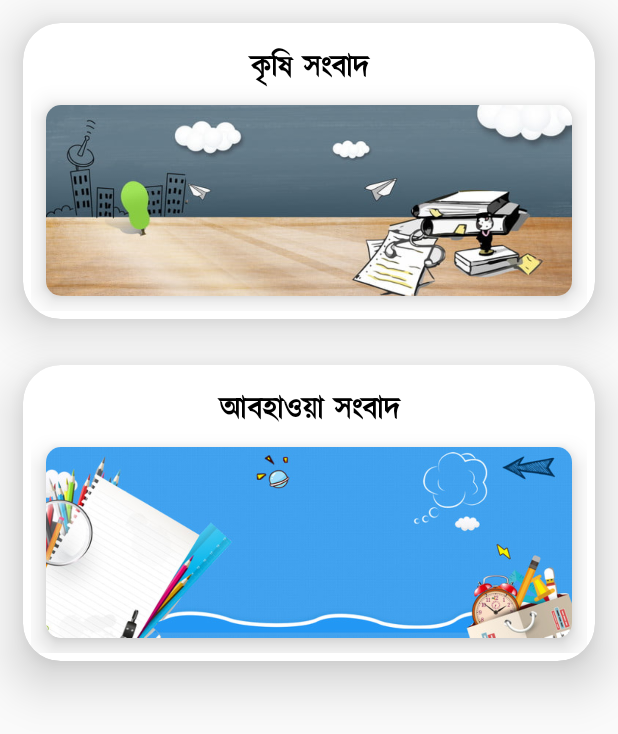
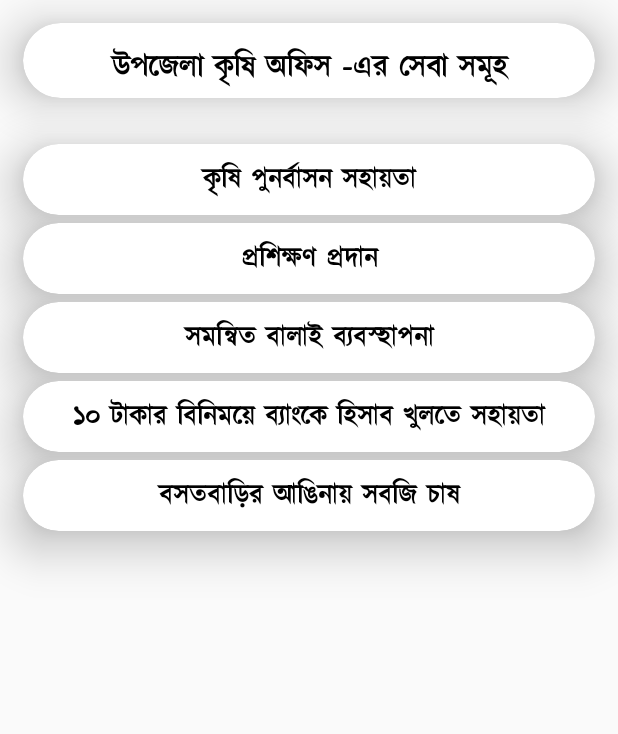
Before and after one commit to Trodev-IT/Smart_Krishi, an Android app: the layout fragment_news.xml on its own in the app's theme, with its tools: preview values and no code run, on a phone screen of 412 x 824 dp. Shown: the top 734 px of the screen. Run offline under Robolectric (Android 15) with nearby library versions, the phone set to English and light mode, and no system bars.

Commit message:
update version

```diff
--- a/app/build.gradle
+++ b/app/build.gradle
@@ -11,8 +11,8 @@ android {
         applicationId "com.trodev.smartkrishi"
         minSdk 24
         targetSdk 34
-        versionCode 3
-        versionName "3.0"
+        versionCode 4
+        versionName "4.0"
 
         testInstrumentationRunner "androidx.test.runner.AndroidJUnitRunner"
     }
--- a/app/src/main/java/com/trodev/smartkrishi/MainActivity.java
+++ b/app/src/main/java/com/trodev/smartkrishi/MainActivity.java
@@ -122,7 +122,7 @@ public class MainActivity extends AppCompatActivity {
                 }
 
                 if (i == 2) {
-                    setTitle("সংবাদ সমুহ");
+                    setTitle("কৃষি সুবিধা");
                     FragmentManager fragmentManager = getSupportFragmentManager();
                     FragmentTransaction fragmentTransaction = fragmentManager.beginTransaction();
                     fragmentTransaction.replace(R.id.frameLayout, new NewsFragment());
--- a/app/src/main/java/com/trodev/smartkrishi/fragment/NewsFragment.java
+++ b/app/src/main/java/com/trodev/smartkrishi/fragment/NewsFragment.java
@@ -34,25 +34,6 @@ public class NewsFragment extends Fragment {
         // Inflate the layout for this fragment
         View view= inflater.inflate(R.layout.fragment_news, container, false);
 
-        news= view.findViewById(R.id.news);
-        weather= view.findViewById(R.id.weather);
-
-        news.setOnClickListener(new View.OnClickListener() {
-            @Override
-            public void onClick(View v) {
-                Toast.makeText(getActivity(), "Agriculture News Portal", Toast.LENGTH_SHORT).show();
-                startActivity(new Intent(getContext(), NewsActivity.class));
-            }
-        });
-
-        weather.setOnClickListener(new View.OnClickListener() {
-            @Override
-            public void onClick(View v) {
-                Toast.makeText(getActivity(), "Weather News Portal", Toast.LENGTH_SHORT).show();
-                startActivity(new Intent(getContext(), WeatherActivity.class));
-            }
-        });
-
         return view;
     }
 }
--- a/app/src/main/res/layout/fragment_news.xml
+++ b/app/src/main/res/layout/fragment_news.xml
@@ -31,29 +31,10 @@
                     android:layout_marginTop="10dp"
                     android:fontFamily="@font/kalpurush"
                     android:gravity="center"
-                    android:text="কৃষি সংবাদ"
+                    android:text="উপজেলা কৃষি অফিস -এর সেবা সমূহ"
                     android:textColor="@color/black"
                     android:textSize="20sp"
                     android:textStyle="bold" />
-
-                <androidx.cardview.widget.CardView
-                    android:layout_width="match_parent"
-                    android:layout_height="wrap_content"
-                    android:layout_margin="10dp"
-                    app:cardCornerRadius="10dp"
-                    app:cardElevation="10dp">
-
-                    <ImageView
-                        android:id="@+id/news"
-                        android:layout_width="match_parent"
-                        android:layout_height="wrap_content"
-                        android:layout_gravity="center"
-                        android:adjustViewBounds="true"
-                        android:scaleType="fitXY"
-                        android:src="@drawable/news1" />
-
-                </androidx.cardview.widget.CardView>
-
 
             </LinearLayout>
 
@@ -62,7 +43,9 @@
         <androidx.cardview.widget.CardView
             android:layout_width="match_parent"
             android:layout_height="wrap_content"
-            android:layout_margin="15dp"
+            android:layout_marginTop="15dp"
+            android:layout_marginStart="15dp"
+            android:layout_marginEnd="15dp"
             app:cardCornerRadius="25dp"
             app:cardElevation="20dp">
 
@@ -76,32 +59,137 @@
                 <TextView
                     android:layout_width="match_parent"
                     android:layout_height="wrap_content"
-                    android:layout_marginTop="10dp"
+                    android:layout_margin="5dp"
                     android:fontFamily="@font/kalpurush"
                     android:gravity="center"
-                    android:text="আবহাওয়া সংবাদ"
+                    android:text="কৃষি পুনর্বাসন সহায়তা"
                     android:textColor="@color/black"
-                    android:textSize="20sp"
+                    android:textSize="18sp"
                     android:textStyle="bold" />
 
-                <androidx.cardview.widget.CardView
+            </LinearLayout>
+
+        </androidx.cardview.widget.CardView>
+
+        <androidx.cardview.widget.CardView
+            android:layout_width="match_parent"
+            android:layout_height="wrap_content"
+            android:layout_marginTop="5dp"
+            android:layout_marginStart="15dp"
+            android:layout_marginEnd="15dp"
+            app:cardCornerRadius="25dp"
+            app:cardElevation="20dp">
+
+
+            <LinearLayout
+                android:layout_width="match_parent"
+                android:layout_height="wrap_content"
+                android:layout_margin="5dp"
+                android:orientation="vertical">
+
+                <TextView
                     android:layout_width="match_parent"
                     android:layout_height="wrap_content"
-                    android:layout_margin="10dp"
-                    app:cardCornerRadius="10dp"
-                    app:cardElevation="10dp">
+                    android:layout_margin="5dp"
+                    android:fontFamily="@font/kalpurush"
+                    android:gravity="center"
+                    android:text="প্রশিক্ষণ প্রদান"
+                    android:textColor="@color/black"
+                    android:textSize="18sp"
+                    android:textStyle="bold" />
 
-                    <ImageView
-                        android:id="@+id/weather"
-                        android:layout_width="match_parent"
-                        android:layout_height="wrap_content"
-                        android:layout_gravity="center"
-                        android:adjustViewBounds="true"
-                        android:scaleType="fitXY"
-                        android:src="@drawable/weather1" />
+            </LinearLayout>
 
-                </androidx.cardview.widget.CardView>
+        </androidx.cardview.widget.CardView>
 
+        <androidx.cardview.widget.CardView
+            android:layout_width="match_parent"
+            android:layout_height="wrap_content"
+            android:layout_marginTop="5dp"
+            android:layout_marginStart="15dp"
+            android:layout_marginEnd="15dp"
+            app:cardCornerRadius="25dp"
+            app:cardElevation="20dp">
+
+
+            <LinearLayout
+                android:layout_width="match_parent"
+                android:layout_height="wrap_content"
+                android:layout_margin="5dp"
+                android:orientation="vertical">
+
+                <TextView
+                    android:layout_width="match_parent"
+                    android:layout_height="wrap_content"
+                    android:layout_margin="5dp"
+                    android:fontFamily="@font/kalpurush"
+                    android:gravity="center"
+                    android:text="সমন্বিত বালাই ব্যবস্হাপনা"
+                    android:textColor="@color/black"
+                    android:textSize="18sp"
+                    android:textStyle="bold" />
+
+            </LinearLayout>
+
+        </androidx.cardview.widget.CardView>
+
+        <androidx.cardview.widget.CardView
+            android:layout_width="match_parent"
+            android:layout_height="wrap_content"
+            android:layout_marginTop="5dp"
+            android:layout_marginStart="15dp"
+            android:layout_marginEnd="15dp"
+            app:cardCornerRadius="25dp"
+            app:cardElevation="20dp">
+
+
+            <LinearLayout
+                android:layout_width="match_parent"
+                android:layout_height="wrap_content"
+                android:layout_margin="5dp"
+                android:orientation="vertical">
+
+                <TextView
+                    android:layout_width="match_parent"
+                    android:layout_height="wrap_content"
+                    android:layout_margin="5dp"
+                    android:fontFamily="@font/kalpurush"
+                    android:gravity="center"
+                    android:text="১০ টাকার বিনিময়ে ব্যাংকে হিসাব খুলতে সহায়তা"
+                    android:textColor="@color/black"
+                    android:textSize="18sp"
+                    android:textStyle="bold" />
+
+            </LinearLayout>
+
+        </androidx.cardview.widget.CardView>
+
+        <androidx.cardview.widget.CardView
+            android:layout_width="match_parent"
+            android:layout_height="wrap_content"
+            android:layout_marginTop="5dp"
+            android:layout_marginStart="15dp"
+            android:layout_marginEnd="15dp"
+            app:cardCornerRadius="25dp"
+            app:cardElevation="20dp">
+
+
+            <LinearLayout
+                android:layout_width="match_parent"
+                android:layout_height="wrap_content"
+                android:layout_margin="5dp"
+                android:orientation="vertical">
+
+                <TextView
+                    android:layout_width="match_parent"
+                    android:layout_height="wrap_content"
+                    android:layout_margin="5dp"
+                    android:fontFamily="@font/kalpurush"
+                    android:gravity="center"
+                    android:text="বসতবাড়ির আঙিনায় সবজি চাষ"
+                    android:textColor="@color/black"
+                    android:textSize="18sp"
+                    android:textStyle="bold" />
 
             </LinearLayout>
 
--- a/app/src/main/res/menu/menu.xml
+++ b/app/src/main/res/menu/menu.xml
@@ -13,7 +13,7 @@
     <item
         android:id="@+id/menu_news"
         android:icon="@drawable/news_icon"
-        android:title="সংবাদ সমুহ" />
+        android:title="কৃষি সেবা" />
 
     <item
         android:id="@+id/menu_about"
```
